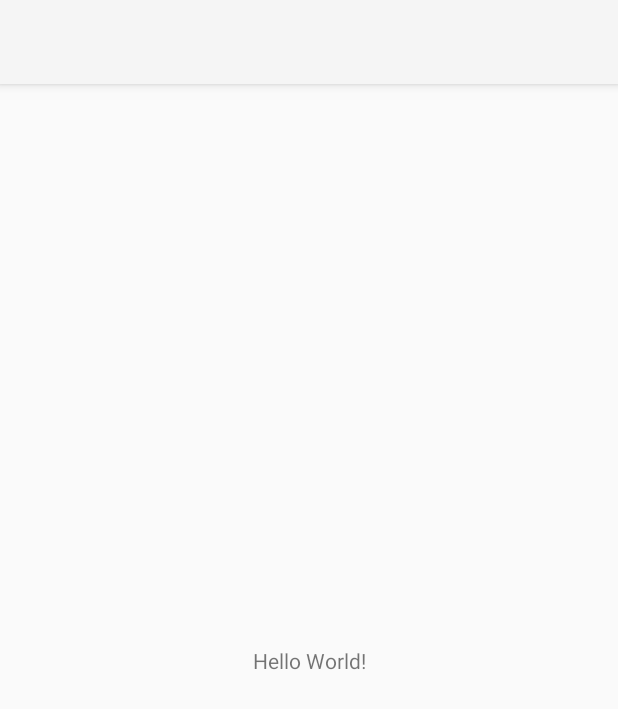
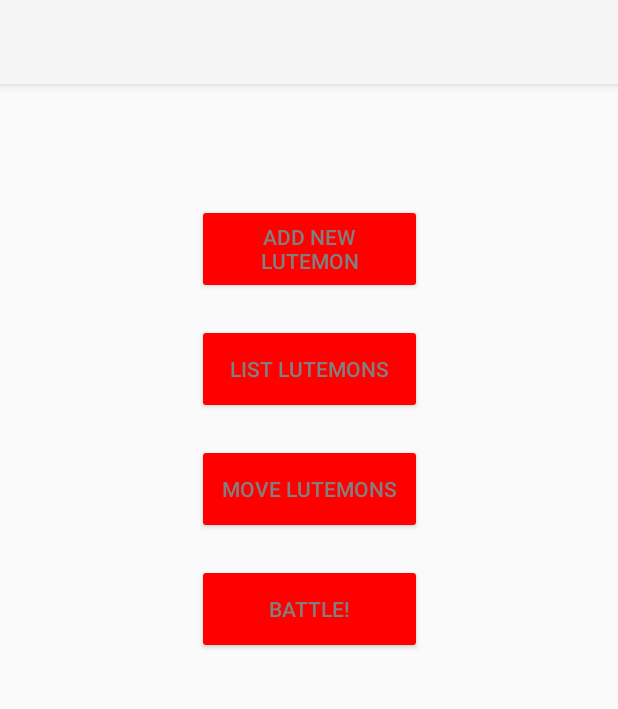
Before and after one commit to lepplaju/Olio-Harjoitustyo, an Android app: the screen it shows after launch (MainActivity), on a phone screen of 412 x 824 dp. Shown: the top 709 px of the screen. Run offline under Robolectric (Android 15) with nearby library versions, the phone set to English and light mode, and no system bars.

Commit message:
Main menu initial visual design

```diff
--- a/app/src/main/res/layout/activity_main.xml
+++ b/app/src/main/res/layout/activity_main.xml
@@ -6,13 +6,56 @@
     android:layout_height="match_parent"
     tools:context=".MainActivity">
 
-    <TextView
-        android:layout_width="wrap_content"
-        android:layout_height="wrap_content"
-        android:text="Hello World!"
-        app:layout_constraintBottom_toBottomOf="parent"
+    <Button
+        android:id="@+id/addLutemonBtn"
+        android:layout_width="150dp"
+        android:layout_height="60dp"
+        android:layout_marginTop="80dp"
+        android:backgroundTint="@color/buttonPrimaryColor"
+        android:text="Add new Lutemon"
+        android:textColor="@color/gray"
+        app:cornerRadius="5dp"
         app:layout_constraintEnd_toEndOf="parent"
         app:layout_constraintStart_toStartOf="parent"
         app:layout_constraintTop_toTopOf="parent" />
 
+    <Button
+        android:id="@+id/listLutemonsBtn"
+        android:layout_width="150dp"
+        android:layout_height="60dp"
+        android:layout_marginTop="20dp"
+        android:backgroundTint="@color/buttonPrimaryColor"
+        android:text="List Lutemons"
+        android:textColor="@color/gray"
+        app:cornerRadius="5dp"
+        app:layout_constraintEnd_toEndOf="@+id/addLutemonBtn"
+        app:layout_constraintStart_toStartOf="@+id/addLutemonBtn"
+        app:layout_constraintTop_toBottomOf="@+id/addLutemonBtn" />
+
+    <Button
+        android:id="@+id/moveLutemonsBtn"
+        android:layout_width="150dp"
+        android:layout_height="60dp"
+        android:layout_marginTop="20dp"
+        android:backgroundTint="@color/buttonPrimaryColor"
+        android:text="Move Lutemons"
+        android:textColor="@color/gray"
+        app:cornerRadius="5dp"
+        app:layout_constraintEnd_toEndOf="@+id/addLutemonBtn"
+        app:layout_constraintStart_toStartOf="@+id/addLutemonBtn"
+        app:layout_constraintTop_toBottomOf="@+id/listLutemonsBtn" />
+
+    <Button
+        android:id="@+id/button4"
+        android:layout_width="150dp"
+        android:layout_height="60dp"
+        android:layout_marginTop="20dp"
+        android:backgroundTint="@color/buttonPrimaryColor"
+        android:text="Battle!"
+        android:textColor="@color/gray"
+        app:cornerRadius="5dp"
+        app:layout_constraintEnd_toEndOf="@+id/addLutemonBtn"
+        app:layout_constraintStart_toStartOf="@+id/addLutemonBtn"
+        app:layout_constraintTop_toBottomOf="@+id/moveLutemonsBtn" />
+
 </androidx.constraintlayout.widget.ConstraintLayout>
--- a/app/src/main/res/values/colors.xml
+++ b/app/src/main/res/values/colors.xml
@@ -2,4 +2,6 @@
 <resources>
     <color name="black">#FF000000</color>
     <color name="white">#FFFFFFFF</color>
+    <color name="buttonPrimaryColor">#FF0000</color>
+    <color name="gray">#808080</color>
 </resources>
```
